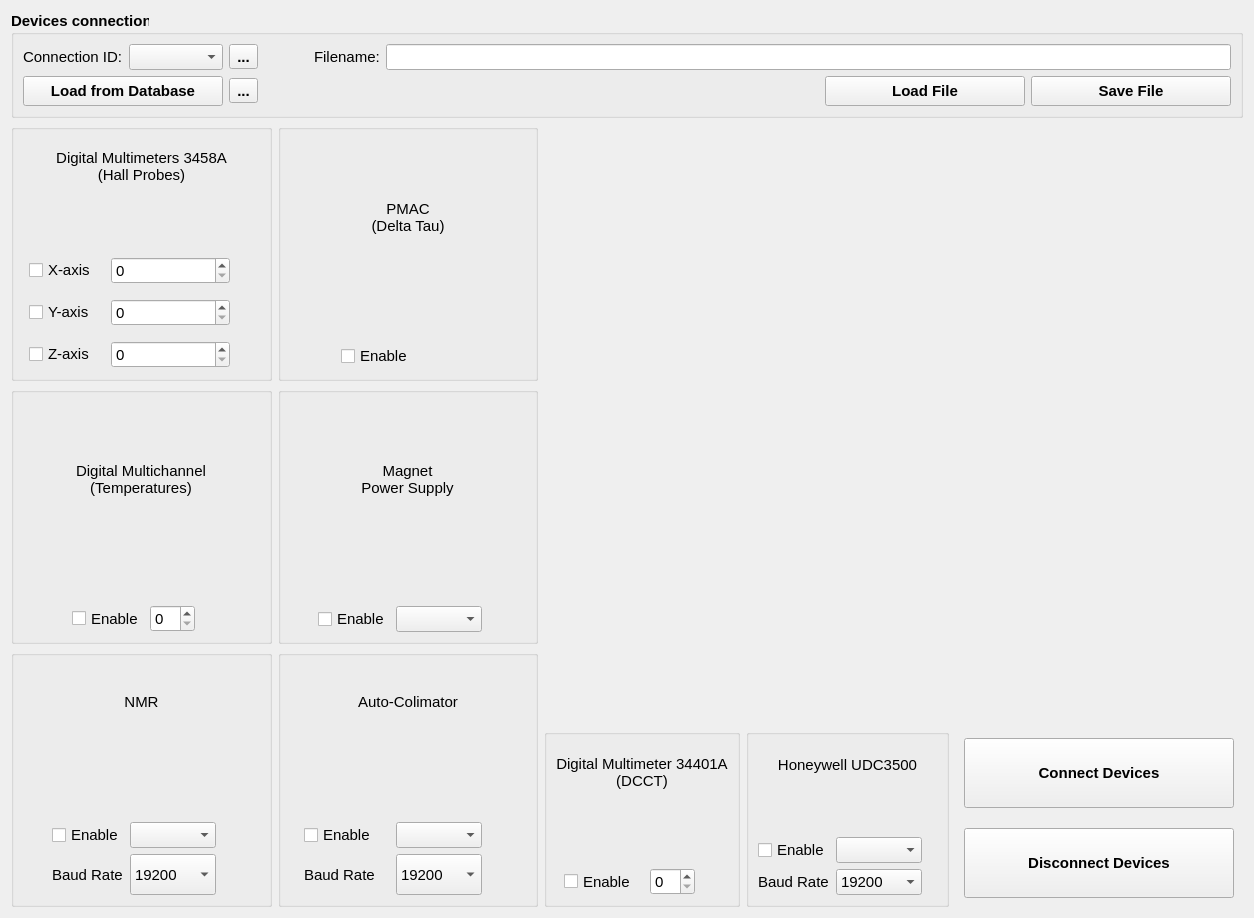
The window that hallbench/gui/ui/connectionwidget.ui (lnls-ima/hall-bench-control) describes before a commit, drawn with Qt 5.
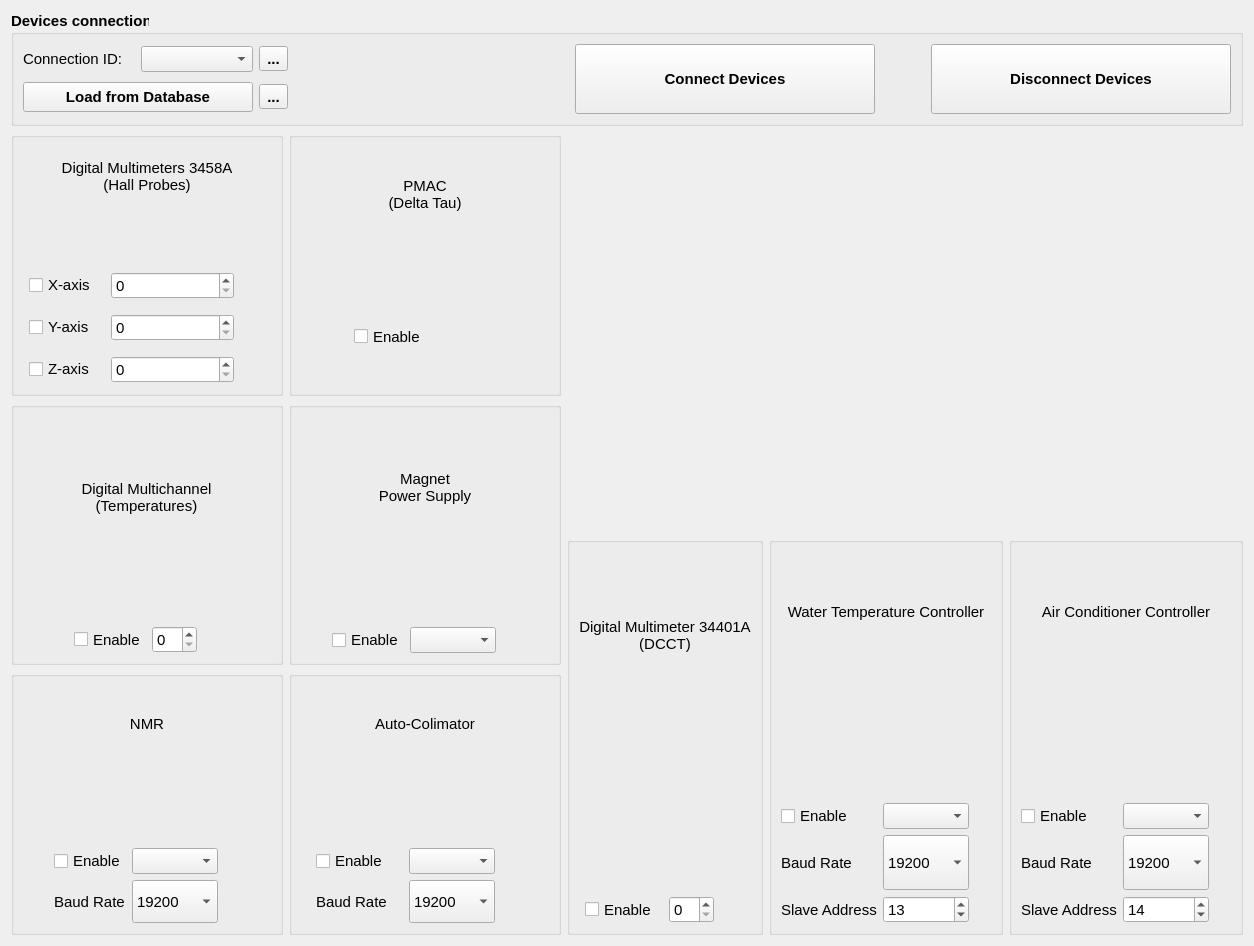
The same window after the commit. Icons and pictures are not drawn.

Commit message: Adding air conditioner controller to GUI

The edit to the form file:
```diff
--- a/hallbench/gui/ui/connectionwidget.ui
+++ b/hallbench/gui/ui/connectionwidget.ui
@@ -7,7 +7,7 @@
     <x>0</x>
     <y>0</y>
     <width>1254</width>
-    <height>918</height>
+    <height>946</height>
    </rect>
   </property>
   <property name="font">
@@ -37,113 +37,6 @@
       <string>Devices connection</string>
      </property>
      <layout class="QGridLayout" name="gridLayout_10">
-      <item row="0" column="3">
-       <spacer name="horizontalSpacer_2">
-        <property name="orientation">
-         <enum>Qt::Horizontal</enum>
-        </property>
-        <property name="sizeType">
-         <enum>QSizePolicy::Fixed</enum>
-        </property>
-        <property name="sizeHint" stdset="0">
-         <size>
-          <width>50</width>
-          <height>20</height>
-         </size>
-        </property>
-       </spacer>
-      </item>
-      <item row="1" column="0">
-       <widget class="QPushButton" name="loaddb_btn">
-        <property name="minimumSize">
-         <size>
-          <width>200</width>
-          <height>30</height>
-         </size>
-        </property>
-        <property name="maximumSize">
-         <size>
-          <width>250</width>
-          <height>16777215</height>
-         </size>
-        </property>
-        <property name="text">
-         <string>Load from Database</string>
-        </property>
-       </widget>
-      </item>
-      <item row="1" column="4">
-       <spacer name="horizontalSpacer_3">
-        <property name="orientation">
-         <enum>Qt::Horizontal</enum>
-        </property>
-        <property name="sizeHint" stdset="0">
-         <size>
-          <width>40</width>
-          <height>20</height>
-         </size>
-        </property>
-       </spacer>
-      </item>
-      <item row="1" column="5">
-       <widget class="QPushButton" name="loadfile_btn">
-        <property name="minimumSize">
-         <size>
-          <width>200</width>
-          <height>30</height>
-         </size>
-        </property>
-        <property name="text">
-         <string>Load File</string>
-        </property>
-       </widget>
-      </item>
-      <item row="1" column="6">
-       <widget class="QPushButton" name="savefile_btn">
-        <property name="minimumSize">
-         <size>
-          <width>200</width>
-          <height>30</height>
-         </size>
-        </property>
-        <property name="text">
-         <string>Save File</string>
-        </property>
-       </widget>
-      </item>
-      <item row="0" column="4" colspan="3">
-       <layout class="QHBoxLayout" name="horizontalLayout_6">
-        <item>
-         <widget class="QLabel" name="label_15">
-          <property name="sizePolicy">
-           <sizepolicy hsizetype="Maximum" vsizetype="Preferred">
-            <horstretch>0</horstretch>
-            <verstretch>0</verstretch>
-           </sizepolicy>
-          </property>
-          <property name="font">
-           <font>
-            <weight>50</weight>
-            <bold>false</bold>
-           </font>
-          </property>
-          <property name="text">
-           <string>Filename:</string>
-          </property>
-         </widget>
-        </item>
-        <item>
-         <widget class="QLineEdit" name="filename_le">
-          <property name="font">
-           <font>
-            <weight>50</weight>
-            <bold>false</bold>
-           </font>
-          </property>
-         </widget>
-        </item>
-       </layout>
-      </item>
       <item row="0" column="0" colspan="2">
        <layout class="QHBoxLayout" name="horizontalLayout_2">
         <item>
@@ -188,6 +81,54 @@
         </item>
        </layout>
       </item>
+      <item row="0" column="6">
+       <spacer name="horizontalSpacer_2">
+        <property name="orientation">
+         <enum>Qt::Horizontal</enum>
+        </property>
+        <property name="sizeType">
+         <enum>QSizePolicy::Fixed</enum>
+        </property>
+        <property name="sizeHint" stdset="0">
+         <size>
+          <width>50</width>
+          <height>20</height>
+         </size>
+        </property>
+       </spacer>
+      </item>
+      <item row="0" column="4">
+       <spacer name="horizontalSpacer_3">
+        <property name="orientation">
+         <enum>Qt::Horizontal</enum>
+        </property>
+        <property name="sizeHint" stdset="0">
+         <size>
+          <width>40</width>
+          <height>20</height>
+         </size>
+        </property>
+       </spacer>
+      </item>
+      <item row="0" column="7" rowspan="2">
+       <widget class="QPushButton" name="disconnect_btn">
+        <property name="minimumSize">
+         <size>
+          <width>300</width>
+          <height>70</height>
+         </size>
+        </property>
+        <property name="font">
+         <font>
+          <weight>75</weight>
+          <bold>true</bold>
+         </font>
+        </property>
+        <property name="text">
+         <string>Disconnect Devices</string>
+        </property>
+       </widget>
+      </item>
       <item row="1" column="1">
        <widget class="QToolButton" name="savedb_btn">
         <property name="text">
@@ -205,6 +146,44 @@
         </property>
        </widget>
       </item>
+      <item row="0" column="5" rowspan="2">
+       <widget class="QPushButton" name="connect_btn">
+        <property name="minimumSize">
+         <size>
+          <width>300</width>
+          <height>70</height>
+         </size>
+        </property>
+        <property name="font">
+         <font>
+          <weight>75</weight>
+          <bold>true</bold>
+         </font>
+        </property>
+        <property name="text">
+         <string>Connect Devices</string>
+        </property>
+       </widget>
+      </item>
+      <item row="1" column="0">
+       <widget class="QPushButton" name="loaddb_btn">
+        <property name="minimumSize">
+         <size>
+          <width>230</width>
+          <height>30</height>
+         </size>
+        </property>
+        <property name="maximumSize">
+         <size>
+          <width>250</width>
+          <height>16777215</height>
+         </size>
+        </property>
+        <property name="text">
+         <string>Load from Database</string>
+        </property>
+       </widget>
+      </item>
      </layout>
     </widget>
    </item>
@@ -235,6 +214,18 @@
               <verstretch>0</verstretch>
              </sizepolicy>
             </property>
+            <property name="minimumSize">
+             <size>
+              <width>16</width>
+              <height>16</height>
+             </size>
+            </property>
+            <property name="maximumSize">
+             <size>
+              <width>16</width>
+              <height>16</height>
+             </size>
+            </property>
             <property name="text">
              <string/>
             </property>
@@ -459,7 +450,7 @@
         </item>
         <item>
          <layout class="QGridLayout" name="gridLayout_3">
-          <item row="0" column="1">
+          <item row="0" column="1" alignment="Qt::AlignVCenter">
            <widget class="QLabel" name="pmac_led_la">
             <property name="enabled">
              <bool>false</bool>
@@ -470,6 +461,18 @@
               <verstretch>0</verstretch>
              </sizepolicy>
             </property>
+            <property name="minimumSize">
+             <size>
+              <width>16</width>
+              <height>16</height>
+             </size>
+            </property>
+            <property name="maximumSize">
+             <size>
+              <width>16</width>
+              <height>16</height>
+             </size>
+            </property>
             <property name="text">
              <string/>
             </property>
@@ -649,6 +652,18 @@
               <verstretch>0</verstretch>
              </sizepolicy>
             </property>
+            <property name="minimumSize">
+             <size>
+              <width>16</width>
+              <height>16</height>
+             </size>
+            </property>
+            <property name="maximumSize">
+             <size>
+              <width>16</width>
+              <height>16</height>
+             </size>
+            </property>
             <property name="text">
              <string/>
             </property>
@@ -703,7 +718,7 @@
           <property name="spacing">
            <number>15</number>
           </property>
-          <item row="2" column="2">
+          <item row="2" column="2" alignment="Qt::AlignVCenter">
            <widget class="QLabel" name="voltz_led_la">
             <property name="enabled">
              <bool>false</bool>
@@ -714,6 +729,18 @@
               <verstretch>0</verstretch>
              </sizepolicy>
             </property>
+            <property name="minimumSize">
+             <size>
+              <width>16</width>
+              <height>16</height>
+             </size>
+            </property>
+            <property name="maximumSize">
+             <size>
+              <width>16</width>
+              <height>16</height>
+             </size>
+            </property>
             <property name="text">
              <string/>
             </property>
@@ -725,7 +752,7 @@
             </property>
            </widget>
           </item>
-          <item row="0" column="2">
+          <item row="0" column="2" alignment="Qt::AlignVCenter">
            <widget class="QLabel" name="voltx_led_la">
             <property name="enabled">
              <bool>false</bool>
@@ -736,6 +763,18 @@
               <verstretch>0</verstretch>
              </sizepolicy>
             </property>
+            <property name="minimumSize">
+             <size>
+              <width>16</width>
+              <height>16</height>
+             </size>
+            </property>
+            <property name="maximumSize">
+             <size>
+              <width>16</width>
+              <height>16</height>
+             </size>
+            </property>
             <property name="text">
              <string/>
             </property>
@@ -747,7 +786,7 @@
             </property>
            </widget>
           </item>
-          <item row="1" column="2">
+          <item row="1" column="2" alignment="Qt::AlignVCenter">
            <widget class="QLabel" name="volty_led_la">
             <property name="enabled">
              <bool>false</bool>
@@ -758,6 +797,18 @@
               <verstretch>0</verstretch>
              </sizepolicy>
             </property>
+            <property name="minimumSize">
+             <size>
+              <width>16</width>
+              <height>16</height>
+             </size>
+            </property>
+            <property name="maximumSize">
+             <size>
+              <width>16</width>
+              <height>16</height>
+             </size>
+            </property>
             <property name="text">
              <string/>
             </property>
@@ -965,6 +1016,18 @@
               <verstretch>0</verstretch>
              </sizepolicy>
             </property>
+            <property name="minimumSize">
+             <size>
+              <width>16</width>
+              <height>16</height>
+             </size>
+            </property>
+            <property name="maximumSize">
+             <size>
+              <width>16</width>
+              <height>16</height>
+             </size>
+            </property>
             <property name="text">
              <string/>
             </property>
@@ -992,7 +1055,7 @@
           <property name="sizeHint" stdset="0">
            <size>
             <width>20</width>
-            <height>20</height>
+            <height>40</height>
            </size>
           </property>
          </spacer>
@@ -1020,7 +1083,7 @@
        <layout class="QGridLayout" name="gridLayout_9">
         <item row="3" column="0">
          <layout class="QGridLayout" name="gridLayout_4">
-          <item row="0" column="2">
+          <item row="0" column="2" alignment="Qt::AlignVCenter">
            <widget class="QLabel" name="multich_led_la">
             <property name="enabled">
              <bool>false</bool>
@@ -1031,6 +1094,18 @@
               <verstretch>0</verstretch>
              </sizepolicy>
             </property>
+            <property name="minimumSize">
+             <size>
+              <width>16</width>
+              <height>16</height>
+             </size>
+            </property>
+            <property name="maximumSize">
+             <size>
+              <width>16</width>
+              <height>16</height>
+             </size>
+            </property>
             <property name="text">
              <string/>
             </property>
@@ -1145,54 +1220,6 @@
        </property>
       </widget>
      </item>
-     <item row="1" column="2">
-      <layout class="QVBoxLayout" name="verticalLayout_5">
-       <property name="spacing">
-        <number>20</number>
-       </property>
-       <property name="margin">
-        <number>9</number>
-       </property>
-       <item>
-        <widget class="QPushButton" name="connect_btn">
-         <property name="minimumSize">
-          <size>
-           <width>270</width>
-           <height>70</height>
-          </size>
-         </property>
-         <property name="font">
-          <font>
-           <weight>75</weight>
-           <bold>true</bold>
-          </font>
-         </property>
-         <property name="text">
-          <string>Connect Devices</string>
-         </property>
-        </widget>
-       </item>
-       <item>
-        <widget class="QPushButton" name="disconnect_btn">
-         <property name="minimumSize">
-          <size>
-           <width>0</width>
-           <height>70</height>
-          </size>
-         </property>
-         <property name="font">
-          <font>
-           <weight>75</weight>
-           <bold>true</bold>
-          </font>
-         </property>
-         <property name="text">
-          <string>Disconnect Devices</string>
-         </property>
-        </widget>
-       </item>
-      </layout>
-     </item>
      <item row="1" column="0">
       <widget class="QGroupBox" name="groupBox_9">
        <property name="enabled">
@@ -1252,6 +1279,18 @@
               <verstretch>0</verstretch>
              </sizepolicy>
             </property>
+            <property name="minimumSize">
+             <size>
+              <width>16</width>
+              <height>16</height>
+             </size>
+            </property>
+            <property name="maximumSize">
+             <size>
+              <width>16</width>
+              <height>16</height>
+             </size>
+            </property>
             <property name="text">
              <string/>
             </property>
@@ -1403,6 +1442,18 @@
               <verstretch>0</verstretch>
              </sizepolicy>
             </property>
+            <property name="minimumSize">
+             <size>
+              <width>16</width>
+              <height>16</height>
+             </size>
+            </property>
+            <property name="maximumSize">
+             <size>
+              <width>16</width>
+              <height>16</height>
+             </size>
+            </property>
             <property name="text">
              <string/>
             </property>
@@ -1417,6 +1468,26 @@
             </property>
            </widget>
           </item>
+          <item row="2" column="0">
+           <widget class="QLabel" name="label">
+            <property name="text">
+             <string>Slave Address</string>
+            </property>
+           </widget>
+          </item>
+          <item row="2" column="1">
+           <widget class="QSpinBox" name="water_udc_slave_address_sb">
+            <property name="minimum">
+             <number>1</number>
+            </property>
+            <property name="maximum">
+             <number>247</number>
+            </property>
+            <property name="value">
+             <number>13</number>
+            </property>
+           </widget>
+          </item>
          </layout>
         </item>
         <item row="1" column="0">
@@ -1440,12 +1511,231 @@
             </property>
            </widget>
           </item>
+          <item>
+           <widget class="QLabel" name="label_27">
+            <property name="text">
+             <string/>
+            </property>
+            <property name="pixmap">
+             <pixmap>../../resources/img/hot_water.png</pixmap>
+            </property>
+            <property name="alignment">
+             <set>Qt::AlignCenter</set>
+            </property>
+           </widget>
+          </item>
          </layout>
         </item>
         <item row="0" column="0">
          <widget class="QLabel" name="label_20">
           <property name="text">
-           <string>Honeywell UDC3500</string>
+           <string>Water Temperature Controller</string>
+          </property>
+          <property name="alignment">
+           <set>Qt::AlignCenter</set>
+          </property>
+         </widget>
+        </item>
+       </layout>
+      </widget>
+     </item>
+     <item row="1" column="2">
+      <widget class="QGroupBox" name="groupBox_11">
+       <property name="enabled">
+        <bool>true</bool>
+       </property>
+       <property name="title">
+        <string/>
+       </property>
+       <layout class="QGridLayout" name="gridLayout_19">
+        <property name="bottomMargin">
+         <number>9</number>
+        </property>
+        <item row="2" column="0">
+         <layout class="QGridLayout" name="gridLayout_20">
+          <item row="1" column="1">
+           <widget class="QComboBox" name="air_udc_baudrate_cmb">
+            <property name="sizePolicy">
+             <sizepolicy hsizetype="Preferred" vsizetype="Preferred">
+              <horstretch>0</horstretch>
+              <verstretch>0</verstretch>
+             </sizepolicy>
+            </property>
+            <property name="currentIndex">
+             <number>6</number>
+            </property>
+            <item>
+             <property name="text">
+              <string>300</string>
+             </property>
+            </item>
+            <item>
+             <property name="text">
+              <string>600</string>
+             </property>
+            </item>
+            <item>
+             <property name="text">
+              <string>1200</string>
+             </property>
+            </item>
+            <item>
+             <property name="text">
+              <string>2400</string>
+             </property>
+            </item>
+            <item>
+             <property name="text">
+              <string>4800</string>
+             </property>
+            </item>
+            <item>
+             <property name="text">
+              <string>9600</string>
+             </property>
+            </item>
+            <item>
+             <property name="text">
+              <string>19200</string>
+             </property>
+            </item>
+           </widget>
+          </item>
+          <item row="0" column="0">
+           <widget class="QCheckBox" name="air_udc_enable_chb">
+            <property name="sizePolicy">
+             <sizepolicy hsizetype="Maximum" vsizetype="Preferred">
+              <horstretch>0</horstretch>
+              <verstretch>0</verstretch>
+             </sizepolicy>
+            </property>
+            <property name="text">
+             <string>Enable</string>
+            </property>
+           </widget>
+          </item>
+          <item row="0" column="1">
+           <widget class="QComboBox" name="air_udc_port_cmb">
+            <property name="sizePolicy">
+             <sizepolicy hsizetype="Maximum" vsizetype="Preferred">
+              <horstretch>0</horstretch>
+              <verstretch>0</verstretch>
+             </sizepolicy>
+            </property>
+           </widget>
+          </item>
+          <item row="1" column="0">
+           <widget class="QLabel" name="label_24">
+            <property name="sizePolicy">
+             <sizepolicy hsizetype="Maximum" vsizetype="Preferred">
+              <horstretch>0</horstretch>
+              <verstretch>0</verstretch>
+             </sizepolicy>
+            </property>
+            <property name="text">
+             <string>Baud Rate</string>
+            </property>
+           </widget>
+          </item>
+          <item row="0" column="2">
+           <widget class="QLabel" name="air_udc_led_la">
+            <property name="enabled">
+             <bool>false</bool>
+            </property>
+            <property name="sizePolicy">
+             <sizepolicy hsizetype="Fixed" vsizetype="Fixed">
+              <horstretch>0</horstretch>
+              <verstretch>0</verstretch>
+             </sizepolicy>
+            </property>
+            <property name="minimumSize">
+             <size>
+              <width>16</width>
+              <height>16</height>
+             </size>
+            </property>
+            <property name="maximumSize">
+             <size>
+              <width>16</width>
+              <height>16</height>
+             </size>
+            </property>
+            <property name="text">
+             <string/>
+            </property>
+            <property name="pixmap">
+             <pixmap>../../resources/img/green_light.png</pixmap>
+            </property>
+            <property name="scaledContents">
+             <bool>true</bool>
+            </property>
+            <property name="alignment">
+             <set>Qt::AlignCenter</set>
+            </property>
+           </widget>
+          </item>
+          <item row="2" column="0">
+           <widget class="QLabel" name="label_15">
+            <property name="text">
+             <string>Slave Address</string>
+            </property>
+           </widget>
+          </item>
+          <item row="2" column="1">
+           <widget class="QSpinBox" name="air_udc_slave_address_sb">
+            <property name="minimum">
+             <number>1</number>
+            </property>
+            <property name="maximum">
+             <number>247</number>
+            </property>
+            <property name="value">
+             <number>14</number>
+            </property>
+           </widget>
+          </item>
+         </layout>
+        </item>
+        <item row="1" column="0">
+         <layout class="QHBoxLayout" name="horizontalLayout_10">
+          <item alignment="Qt::AlignHCenter|Qt::AlignVCenter">
+           <widget class="QLabel" name="label_25">
+            <property name="sizePolicy">
+             <sizepolicy hsizetype="Fixed" vsizetype="Fixed">
+              <horstretch>0</horstretch>
+              <verstretch>0</verstretch>
+             </sizepolicy>
+            </property>
+            <property name="text">
+             <string/>
+            </property>
+            <property name="pixmap">
+             <pixmap>../../resources/img/udc3500.jpg</pixmap>
+            </property>
+            <property name="scaledContents">
+             <bool>true</bool>
+            </property>
+           </widget>
+          </item>
+          <item>
+           <widget class="QLabel" name="label_28">
+            <property name="text">
+             <string/>
+            </property>
+            <property name="pixmap">
+             <pixmap>../../resources/img/air_conditioner.png</pixmap>
+            </property>
+            <property name="alignment">
+             <set>Qt::AlignCenter</set>
+            </property>
+           </widget>
+          </item>
+         </layout>
+        </item>
+        <item row="0" column="0">
+         <widget class="QLabel" name="label_26">
+          <property name="text">
+           <string>Air Conditioner Controller</string>
           </property>
           <property name="alignment">
            <set>Qt::AlignCenter</set>
```
Left out of the diff: 48 changed lines with no effect on the pictures. The commit also changes 40 other files.
